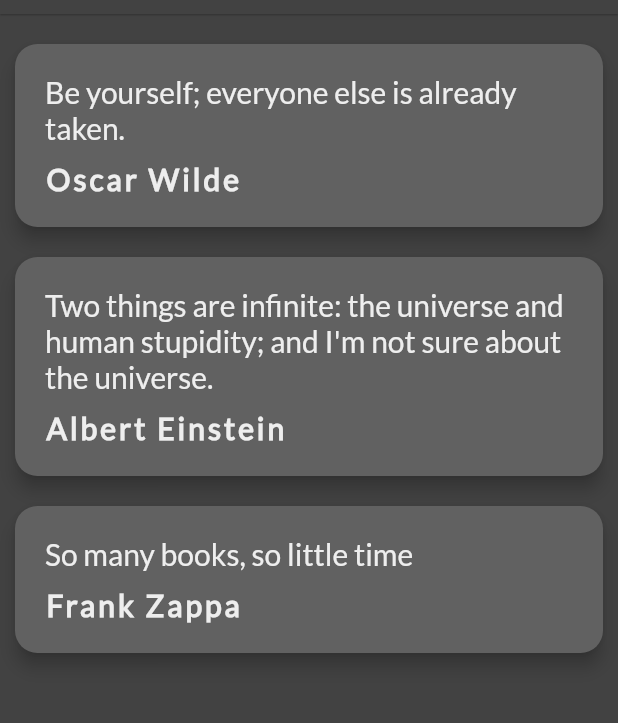
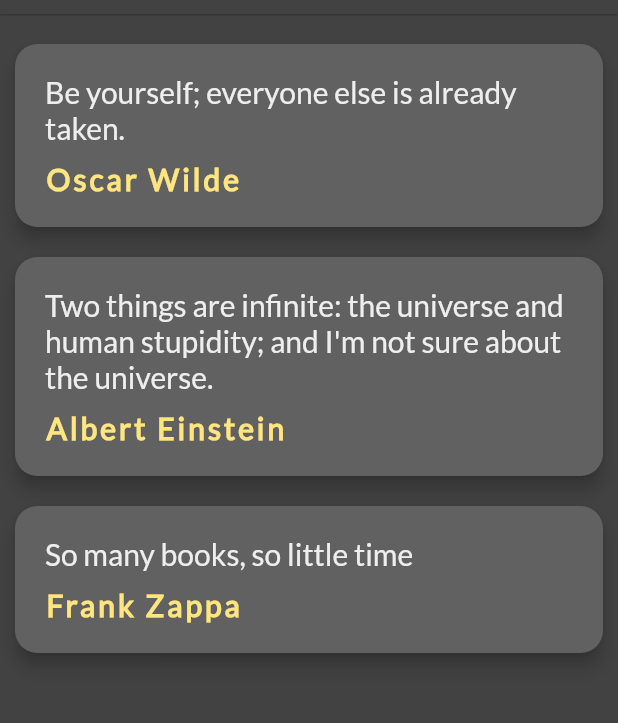
Before and after one commit to info2programmer/quotes-flutter, a Flutter app: the screen it shows after launch, on a phone screen of 412 x 824 dp, the part 70-793 px from its top. Run offline on Flutter 3.47's test engine with Material 2 defaults, Android fonts, the phone set to English and light mode, and no system bars.

Commit message:
Auther color update

```diff
--- a/lib/main.dart
+++ b/lib/main.dart
@@ -44,7 +44,7 @@ class _QuoteListState extends State<QuoteList> {
               style:  TextStyle(
                   fontFamily: 'Lato',
                   fontSize: 20.0,
-                  color: Colors.grey[200],
+                  color: Colors.amberAccent[100],
                 letterSpacing: 2.0,
                 fontWeight: FontWeight.bold
               ),)
```
